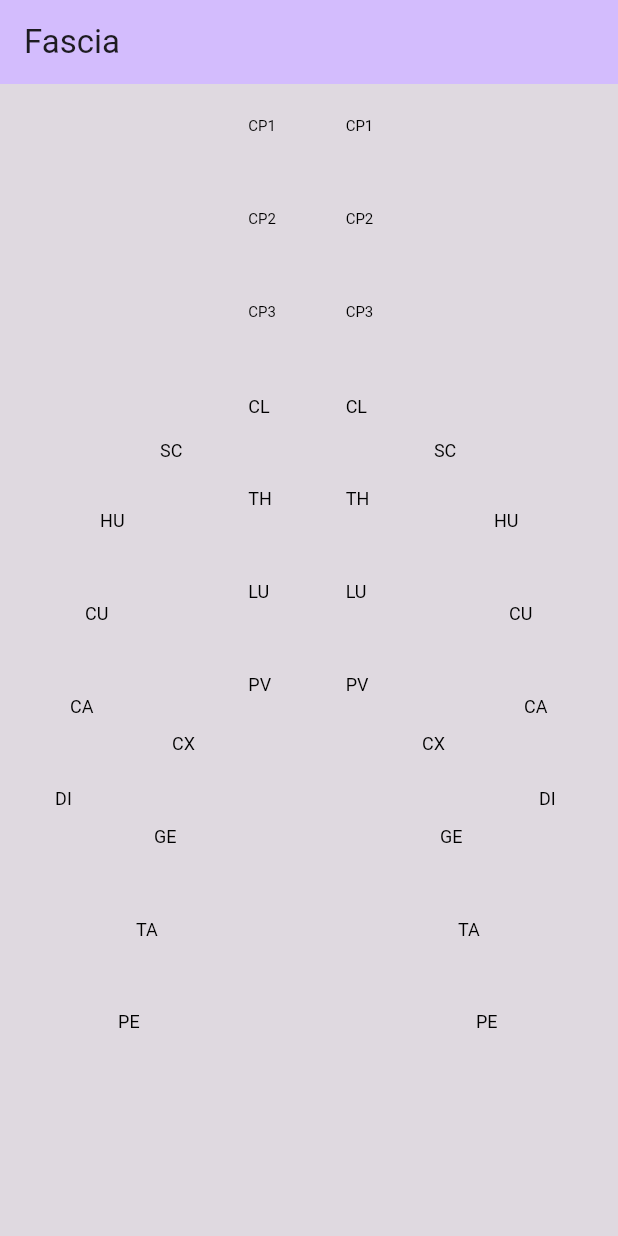
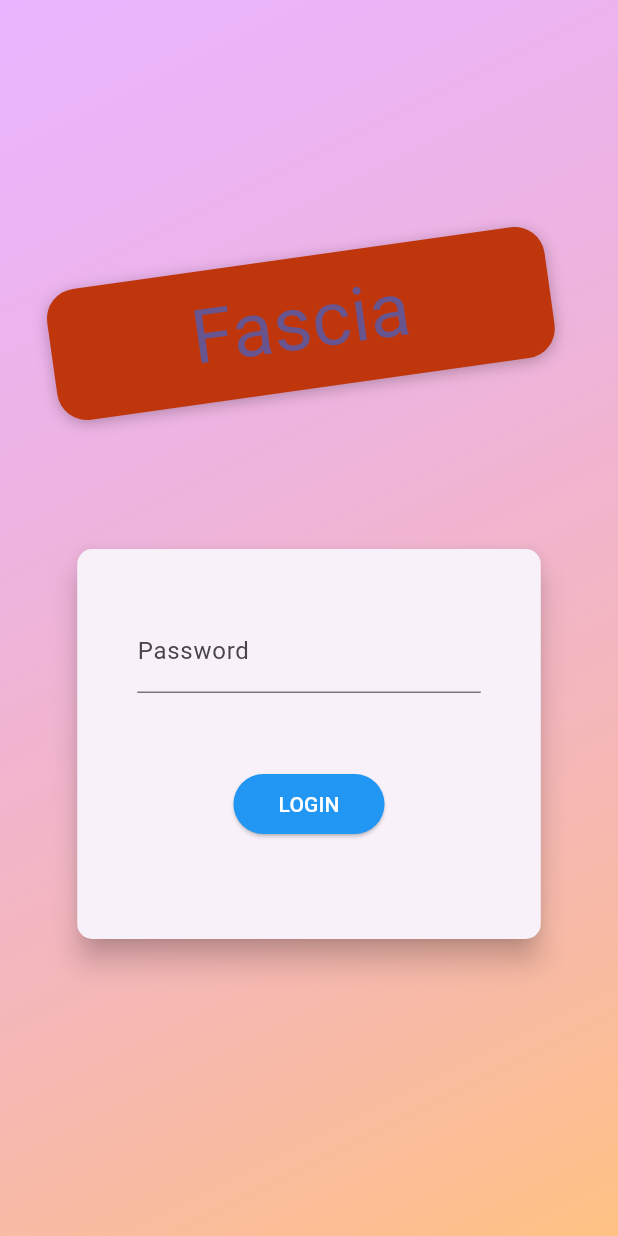
Before and after one commit to borsettoantonio/fascia, a Flutter app: the screen it shows after launch, on a phone screen of 412 x 824 dp. Run offline on Flutter 3.47's test engine with Material 3 defaults, Android fonts, the phone set to English and light mode, and no system bars; missing offline and left inert: desktop_window, touchable; Roboto replaces fonts that are missing (Anton).

Commit message:
Ho inserito la schermata di autenticazione.

```diff
--- a/lib/main.dart
+++ b/lib/main.dart
@@ -1,8 +1,8 @@
 import 'package:flutter/material.dart';
-import './sectorPainter.dart';
-import 'package:touchable/touchable.dart';
 import 'package:provider/provider.dart';
 import './point_provider.dart';
+import './screens/punti_screen.dart';
+import './screens/auth_screen.dart';
 
 import 'package:flutter/foundation.dart';
 import 'dart:io';
@@ -23,181 +23,17 @@ class MyApp extends StatelessWidget {
   // This widget is the root of your application.
   @override
   Widget build(BuildContext context) {
-    return MaterialApp(
-      title: 'FASCIA',
-      theme: ThemeData(
-        colorScheme: ColorScheme.fromSeed(seedColor: Colors.deepPurple),
-        useMaterial3: true,
-      ),
-      home: const MyHomePage(title: 'Fascia'),
-    );
+    return ChangeNotifierProvider<Paziente>(
+        create: (_) => Paziente(),
+        child: MaterialApp(
+          debugShowCheckedModeBanner: false,
+          title: 'FASCIA',
+          theme: ThemeData(
+            colorScheme: ColorScheme.fromSeed(seedColor: Colors.deepPurple),
+            useMaterial3: true,
+          ),
+          home: AuthScreen(),
+          //const PuntiScreen(title: 'Fascia'),
+        ));
   }
 }
-
-class MyHomePage extends StatefulWidget {
-  const MyHomePage({super.key, required this.title});
-
-  final String title;
-
-  @override
-  State<MyHomePage> createState() => _MyHomePageState();
-}
-
-class _MyHomePageState extends State<MyHomePage> {
-  @override
-  Widget build(BuildContext context) {
-    return ChangeNotifierProvider<Paziente>(
-      create: (_) => Paziente(),
-      child: Scaffold(
-        appBar: AppBar(
-          backgroundColor: Theme.of(context).colorScheme.inversePrimary,
-          title: Text(widget.title),
-        ),
-        body: InteractiveViewer(
-          boundaryMargin: const EdgeInsets.all(200.0),
-          minScale: 0.01,
-          maxScale: 2.6,
-          //clipBehavior: Clip.none,
-          child: SafeArea(
-            child: LayoutBuilder(
-              builder: (BuildContext context, BoxConstraints constraints) {
-                return Container(
-                  color: Colors.black12,
-                  height: constraints.maxHeight,
-                  width: constraints.maxWidth,
-                  alignment: Alignment.center,
-                  child: CanvasTouchDetector(
-                      gesturesToOverride: const [GestureType.onTapDown],
-                      builder: (context) {
-                        return CustomPaint(
-                          painter: SectorsPainter(
-                              context: context,
-                              onTap: (detail) async {
-                                Provider.of<Paziente>(context, listen: false)
-                                    .setPunto(await _showPopupMenu(
-                                  context,
-                                  (detail as TapDownDetails).localPosition,
-                                  constraints.maxWidth / 14,
-                                ));
-                                //print(x);
-                              }),
-                          size:
-                              Size(constraints.maxWidth, constraints.maxHeight),
-                        );
-                      }),
-                );
-              },
-            ),
-          ),
-        ),
-      ),
-    );
-  }
-
-  // funzione che mostra un menu
-  Future<List<int>?> _showPopupMenu(
-    BuildContext context,
-    Offset localPosition,
-    double diametro,
-  ) async {
-    var paziente = Provider.of<Paziente>(context, listen: false);
-    int seg = paziente.getSegment(localPosition, diametro);
-
-    return await showMenu(
-      context: context,
-      position: RelativeRect.fromLTRB(
-        localPosition.dx,
-        localPosition.dy,
-        MediaQuery.of(context).size.width - localPosition.dx,
-        MediaQuery.of(context).size.height - localPosition.dy,
-      ),
-      items: elementiMenu(
-        context,
-        paziente,
-        seg,
-      ),
-      useRootNavigator: true,
-      elevation: 8.0,
-    );
-  }
-
-  PopupMenuItem<List<int>> creaElemento(
-    BuildContext context,
-    String testo,
-    Color colore,
-    bool settato,
-    int seg,
-    int punto,
-    int sottoPunto,
-  ) {
-    return PopupMenuItem<List<int>>(
-      padding: const EdgeInsets.only(right: 10.0, left: 10.0),
-      height: 30,
-      value: <int>[
-        seg,
-        punto,
-        sottoPunto,
-      ],
-      child: Container(
-        width: double.infinity,
-        height: 25,
-        decoration: BoxDecoration(
-          color: settato ? colore : null,
-          borderRadius: BorderRadius.circular(12.0),
-        ),
-        padding: const EdgeInsets.only(left: 10.0, right: 10.0),
-        child: settato
-            ? Text(testo)
-            : Row(mainAxisAlignment: MainAxisAlignment.spaceBetween, children: [
-                Text(testo),
-                Container(
-                  width: 20.0,
-                  height: 20.0,
-                  decoration: BoxDecoration(
-                    shape: BoxShape.circle,
-                    color: colore,
-                  ),
-                )
-              ]),
-      ),
-      // onTap: () =>
-      //     Provider.of<Paziente>(context, listen: false).toggleAttiviExt(seg, 2),
-    );
-  }
-
-  List<PopupMenuItem<List<int>>> elementiMenu(
-    BuildContext context,
-    Paziente paziente,
-    int seg,
-  ) {
-    String nomePunto = '';
-    Color colorePunto;
-    bool puntoAttivo;
-    List<PopupMenuItem<List<int>>> listaElementi = [];
-
-    for (int i = 0; i < 6; i++) {
-      colorePunto = paziente.sectorColors[i];
-      puntoAttivo = paziente.segmenti[seg].attiviExt[i];
-      nomePunto = paziente.nomiPunti[i];
-      listaElementi.add(creaElemento(
-          context, nomePunto, colorePunto, puntoAttivo, seg, i, -1));
-    }
-
-    for (int i = 6; i < 10; i++) {
-      var subPoint = paziente.getSubPoint()[seg ~/ 2];
-      var nPunto = paziente.nomiPunti[i];
-      for (int m = 1; m <= subPoint[i - 6]; m++) {
-        colorePunto = paziente.sectorColors[i];
-        puntoAttivo = paziente.segmenti[seg].attiviInt[i - 6][m - 1];
-        if (subPoint[i - 6] > 1) {
-          nomePunto = '$nPunto $m';
-        } else {
-          nomePunto = nPunto;
-        }
-        listaElementi.add(creaElemento(
-            context, nomePunto, colorePunto, puntoAttivo, seg, i, m - 1));
-      }
-    }
-    return listaElementi;
-  }
-}
--- /dev/null
+++ b/lib/screens/auth_screen.dart
@@ -0,0 +1,192 @@
+import 'dart:math';
+
+import 'package:flutter/material.dart';
+import 'package:provider/provider.dart';
+
+import '../point_provider.dart';
+//import '../models/http_exception.dart';
+
+class AuthScreen extends StatelessWidget {
+  static const routeName = '/auth';
+
+  @override
+  Widget build(BuildContext context) {
+    final deviceSize = MediaQuery.of(context).size;
+    // final transformConfig = Matrix4.rotationZ(-8 * pi / 180);
+    // transformConfig.translate(-10.0);
+    return Scaffold(
+      // resizeToAvoidBottomInset: false,
+      body: Stack(
+        children: <Widget>[
+          Container(
+            decoration: BoxDecoration(
+              gradient: LinearGradient(
+                colors: [
+                  Color.fromRGBO(215, 117, 255, 1).withOpacity(0.5),
+                  Color.fromRGBO(255, 188, 117, 1).withOpacity(0.9),
+                ],
+                begin: Alignment.topLeft,
+                end: Alignment.bottomRight,
+                stops: [0, 1],
+              ),
+            ),
+          ),
+          SingleChildScrollView(
+            child: Container(
+              height: deviceSize.height,
+              width: deviceSize.width,
+              child: Column(
+                mainAxisAlignment: MainAxisAlignment.center,
+                crossAxisAlignment: CrossAxisAlignment.center,
+                children: <Widget>[
+                  Flexible(
+                    child: Container(
+                      margin: const EdgeInsets.only(bottom: 20.0),
+                      padding: const EdgeInsets.symmetric(
+                          vertical: 8.0, horizontal: 94.0),
+                      transform: Matrix4.rotationZ(-8 * pi / 180)
+                        ..translate(-10.0),
+                      decoration: BoxDecoration(
+                        borderRadius: BorderRadius.circular(20),
+                        color: Colors.deepOrange.shade900,
+                        boxShadow: const [
+                          BoxShadow(
+                            blurRadius: 8,
+                            color: Colors.black26,
+                            offset: Offset(0, 2),
+                          )
+                        ],
+                      ),
+                      child: Text(
+                        'Fascia',
+                        style: TextStyle(
+                          //color: Theme.of(context).accentTextTheme.title.color,
+                          color: Theme.of(context).primaryColor,
+                          fontSize: 50,
+                          fontFamily: 'Anton',
+                          fontWeight: FontWeight.normal,
+                        ),
+                      ),
+                    ),
+                  ),
+                  const SizedBox(
+                    height: 60,
+                  ),
+                  Flexible(
+                    flex: deviceSize.width > 600 ? 2 : 1,
+                    child: const AuthCard(),
+                  ),
+                ],
+              ),
+            ),
+          ),
+        ],
+      ),
+    );
+  }
+}
+
+class AuthCard extends StatefulWidget {
+  const AuthCard({
+    super.key,
+  });
+
+  @override
+  _AuthCardState createState() => _AuthCardState();
+}
+
+class _AuthCardState extends State<AuthCard> {
+  final GlobalKey<FormState> _formKey = GlobalKey();
+
+  Map<String, String> _authData = {
+    'password': '',
+  };
+
+  final _passwordController = TextEditingController();
+
+  void _showErrorDialog(String message) {
+    showDialog(
+      context: context,
+      builder: (ctx) => AlertDialog(
+        title: const Text('An Error Occurred!'),
+        content: Text(message),
+        actions: <Widget>[
+          TextButton(
+            child: const Text('Okay'),
+            onPressed: () {
+              Navigator.of(ctx).pop();
+            },
+          )
+        ],
+      ),
+    );
+  }
+
+  Future<void> _submit() async {
+    if (!_formKey.currentState!.validate()) {
+      // Invalid!
+      return;
+    }
+    _formKey.currentState!.save();
+    if (_authData['password'] != '12345') {
+      _showErrorDialog('Password errata!');
+    }
+  }
+
+  @override
+  Widget build(BuildContext context) {
+    final deviceSize = MediaQuery.of(context).size;
+    return Card(
+      shape: RoundedRectangleBorder(
+        borderRadius: BorderRadius.circular(10.0),
+      ),
+      elevation: 8.0,
+      child: Container(
+        height: 260,
+        constraints: const BoxConstraints(minHeight: 160),
+        width: deviceSize.width * 0.75,
+        padding: const EdgeInsets.all(40.0),
+        child: Form(
+          key: _formKey,
+          child: SingleChildScrollView(
+            child: Column(
+              children: <Widget>[
+                TextFormField(
+                  decoration: const InputDecoration(labelText: 'Password'),
+                  obscureText: true,
+                  controller: _passwordController,
+                  validator: (value) {
+                    if (value!.isEmpty || value.length < 5) {
+                      return 'Password troppo corta!';
+                    }
+                    return null;
+                  },
+                  onSaved: (value) {
+                    _authData['password'] = value!;
+                  },
+                ),
+                const SizedBox(
+                  height: 50,
+                ),
+                ElevatedButton(
+                  onPressed: _submit,
+                  style: ElevatedButton.styleFrom(
+                    shape: RoundedRectangleBorder(
+                        borderRadius: BorderRadius.circular(30)),
+                    backgroundColor: Colors.blue,
+                    padding: const EdgeInsets.symmetric(
+                        horizontal: 30.0, vertical: 8.0),
+                  ),
+                  child: const Text(
+                    'LOGIN',
+                    style: TextStyle(color: Colors.white),
+                  ),
+                ),
+              ],
+            ),
+          ),
+        ),
+      ),
+    );
+  }
+}
```
Also changed, not shown: lib/screens/punti_screen.dart (added, +175 -0 lines), 1 other file.
